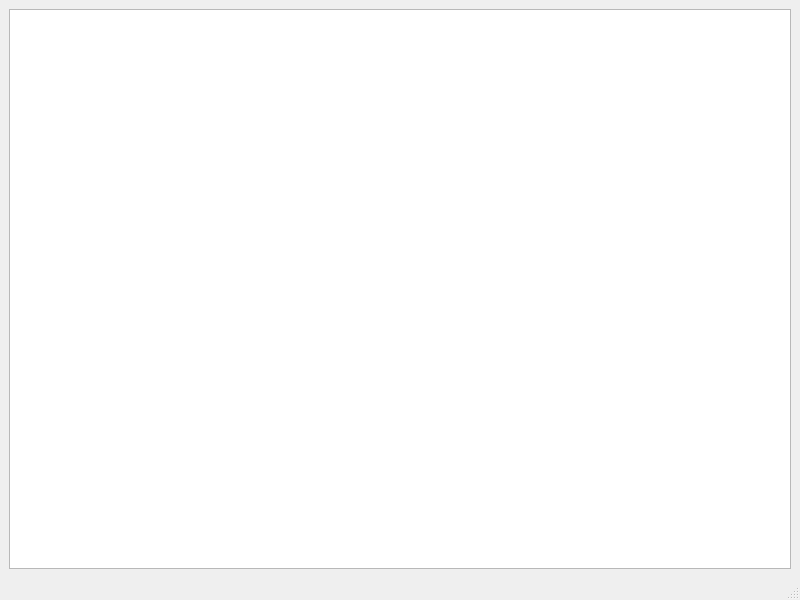
Qt form gui_main_window.ui (ralphtandetzky/decompose_imf_batch) before a commit.
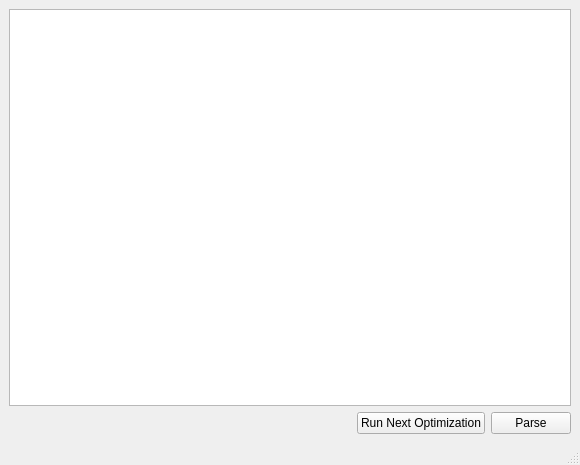
The same form after that commit.

Commit message: Extended parser, integrated it into the gui and tested it successfully.

The edit to the form file:
```diff
--- a/gui_main_window.ui
+++ b/gui_main_window.ui
@@ -6,8 +6,8 @@
    <rect>
     <x>0</x>
     <y>0</y>
-    <width>800</width>
-    <height>600</height>
+    <width>580</width>
+    <height>465</height>
    </rect>
   </property>
   <property name="windowTitle">
@@ -16,7 +16,38 @@
   <widget class="QWidget" name="centralwidget">
    <layout class="QVBoxLayout" name="verticalLayout">
     <item>
-     <widget class="QPlainTextEdit" name="plainTextEdit"/>
+     <widget class="QPlainTextEdit" name="textEditor"/>
+    </item>
+    <item>
+     <layout class="QHBoxLayout" name="horizontalLayout">
+      <item>
+       <spacer name="horizontalSpacer">
+        <property name="orientation">
+         <enum>Qt::Horizontal</enum>
+        </property>
+        <property name="sizeHint" stdset="0">
+         <size>
+          <width>40</width>
+          <height>20</height>
+         </size>
+        </property>
+       </spacer>
+      </item>
+      <item>
+       <widget class="QPushButton" name="runNextOptimizationPushButton">
+        <property name="text">
+         <string>Run Next Optimization</string>
+        </property>
+       </widget>
+      </item>
+      <item>
+       <widget class="QPushButton" name="parsePushButton">
+        <property name="text">
+         <string>Parse</string>
+        </property>
+       </widget>
+      </item>
+     </layout>
     </item>
    </layout>
   </widget>
```
Left out of the diff: 41 changed lines with no effect on the pictures. The commit also changes 4 other files.
